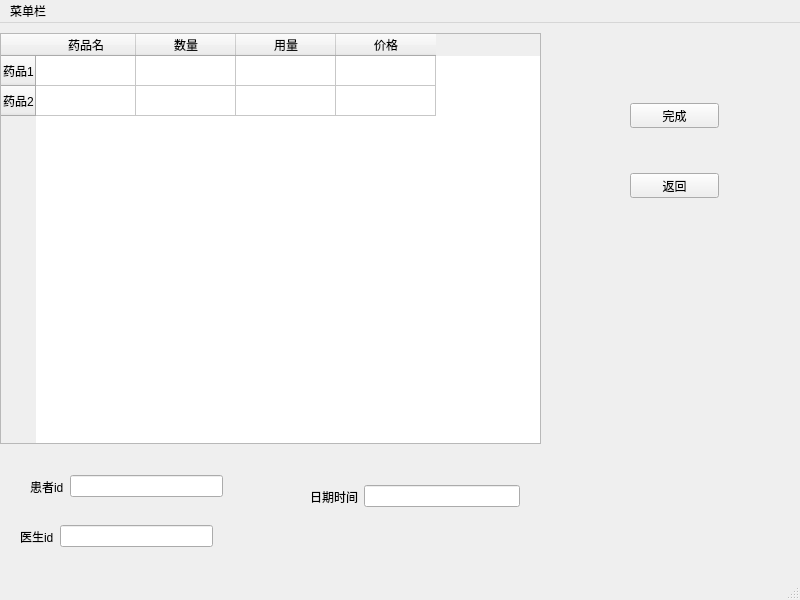
Above: ui/EditRecipeAndPaymentOrder.ui from BottleOfErie/SmartHospital before the change. Below: the same form after it.
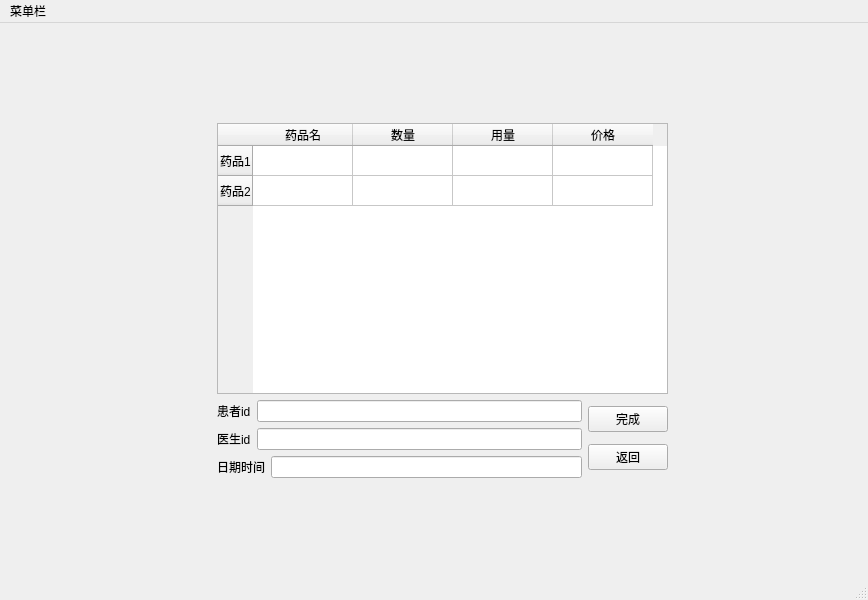
That is the form after the change. Icons and pictures are not drawn.

```diff
--- a/ui/EditRecipeAndPaymentOrder.ui
+++ b/ui/EditRecipeAndPaymentOrder.ui
@@ -6,26 +6,32 @@
    <rect>
     <x>0</x>
     <y>0</y>
-    <width>800</width>
+    <width>868</width>
     <height>600</height>
    </rect>
   </property>
   <property name="windowTitle">
-   <string>MainWindow</string>
-  </property>
-  <property name="styleSheet">
-   <string notr="true">#EditRecipeAndPaymentOrder{border-image: url(:/images/02.jpg);}</string>
+   <string>编辑处方</string>
   </property>
   <widget class="QWidget" name="centralwidget">
+   <property name="styleSheet">
+    <string notr="true">#centralwidget{border-image: url(:/images/08.jpg);}</string>
+   </property>
+   <layout class="QGridLayout" name="gridLayout">
+    <property name="leftMargin">
+     <number>217</number>
+    </property>
+    <property name="topMargin">
+     <number>100</number>
+    </property>
+    <property name="rightMargin">
+     <number>200</number>
+    </property>
+    <property name="bottomMargin">
+     <number>100</number>
+    </property>
+    <item row="0" column="0" colspan="2">
    <widget class="QTableWidget" name="tableWidget">
-    <property name="geometry">
-     <rect>
-      <x>0</x>
-      <y>10</y>
-      <width>541</width>
-      <height>411</height>
-     </rect>
-    </property>
     <row>
      <property name="text">
       <string>药品1</string>
@@ -57,41 +63,10 @@
      </property>
     </column>
    </widget>
-   <widget class="QPushButton" name="pushButton">
-    <property name="geometry">
-     <rect>
-      <x>630</x>
-      <y>80</y>
-      <width>89</width>
-      <height>25</height>
-     </rect>
-    </property>
-    <property name="text">
-     <string>完成</string>
-    </property>
-   </widget>
-   <widget class="QPushButton" name="pushButton_2">
-    <property name="geometry">
-     <rect>
-      <x>630</x>
-      <y>150</y>
-      <width>89</width>
-      <height>25</height>
-     </rect>
-    </property>
-    <property name="text">
-     <string>返回</string>
-    </property>
-   </widget>
-   <widget class="QWidget" name="">
-    <property name="geometry">
-     <rect>
-      <x>30</x>
-      <y>450</y>
-      <width>193</width>
-      <height>27</height>
-     </rect>
-    </property>
+    </item>
+    <item row="1" column="0">
+     <layout class="QVBoxLayout" name="verticalLayout">
+      <item>
     <layout class="QHBoxLayout" name="horizontalLayout">
      <item>
       <widget class="QLabel" name="label_2">
@@ -104,16 +79,8 @@
       <widget class="QLineEdit" name="lineEdit"/>
      </item>
     </layout>
-   </widget>
-   <widget class="QWidget" name="">
-    <property name="geometry">
-     <rect>
-      <x>20</x>
-      <y>500</y>
-      <width>193</width>
-      <height>27</height>
-     </rect>
-    </property>
+      </item>
+      <item>
     <layout class="QHBoxLayout" name="horizontalLayout_2">
      <item>
       <widget class="QLabel" name="label">
@@ -126,16 +93,8 @@
       <widget class="QLineEdit" name="lineEdit_2"/>
      </item>
     </layout>
-   </widget>
-   <widget class="QWidget" name="">
-    <property name="geometry">
-     <rect>
-      <x>310</x>
-      <y>460</y>
-      <width>210</width>
-      <height>27</height>
-     </rect>
-    </property>
+      </item>
+      <item>
     <layout class="QHBoxLayout" name="horizontalLayout_3">
      <item>
       <widget class="QLabel" name="label_3">
@@ -148,7 +107,28 @@
       <widget class="QLineEdit" name="lineEdit_3"/>
      </item>
     </layout>
-   </widget>
+      </item>
+     </layout>
+    </item>
+    <item row="1" column="1">
+     <layout class="QVBoxLayout" name="verticalLayout_2">
+      <item>
+       <widget class="QPushButton" name="pushButton">
+        <property name="text">
+         <string>完成</string>
+        </property>
+       </widget>
+      </item>
+      <item>
+       <widget class="QPushButton" name="pushButton_2">
+        <property name="text">
+         <string>返回</string>
+        </property>
+       </widget>
+      </item>
+     </layout>
+    </item>
+   </layout>
   </widget>
   <widget class="QStatusBar" name="statusbar"/>
   <widget class="QMenuBar" name="menubar">
@@ -156,7 +136,7 @@
     <rect>
      <x>0</x>
      <y>0</y>
-     <width>800</width>
+     <width>868</width>
      <height>28</height>
     </rect>
    </property>
```
Lines whose indentation alone changed are shown as unchanged.
